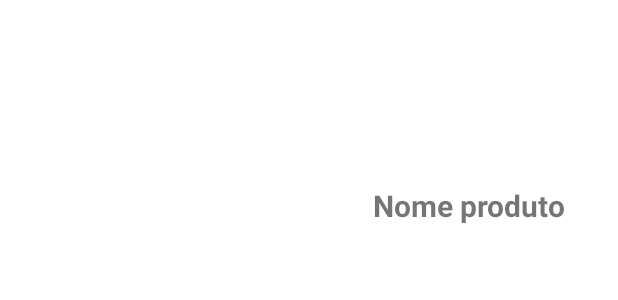
After one commit to alexanderdeoliveira/RA-Supermercados, an Android app: the layout activity_detalhes_produto.xml on its own in the app's theme, with its tools: preview values and no code run, on a phone screen of 412 x 824 dp. The commit adds this screen. Shown: the top 300 px of the screen. Run offline under Robolectric (Android 15) with nearby library versions, the light colour scheme and no system bars.

Commit message:
Incluindo detalhes do pedido

```diff
--- /dev/null
+++ b/app/src/main/res/layout/activity_detalhes_produto.xml
@@ -0,0 +1,52 @@
+<?xml version="1.0" encoding="utf-8"?>
+<LinearLayout xmlns:android="http://schemas.android.com/apk/res/android"
+    xmlns:app="http://schemas.android.com/apk/res-auto"
+    xmlns:tools="http://schemas.android.com/tools"
+    android:layout_width="match_parent"
+    android:layout_height="match_parent"
+    android:orientation="vertical"
+    android:background="@color/background_color_branco"
+    tools:context=".activities.DetalhesProdutoActivity">
+
+    <LinearLayout
+        android:id="@+id/layout_produto"
+        android:layout_width="match_parent"
+        android:layout_height="0dp"
+        android:layout_weight="1"
+        android:orientation="horizontal">
+
+        <ImageView
+            android:id="@+id/iv_produto"
+            android:layout_width="0dp"
+            android:layout_height="100dp"
+            android:layout_weight="1"
+            android:layout_margin="8dp"
+            android:layout_gravity="center"/>
+
+        <LinearLayout
+            android:layout_width="0dp"
+            android:layout_height="wrap_content"
+            android:layout_weight="1"
+            android:layout_gravity="center"
+            android:orientation="vertical">
+
+            <TextView
+                android:id="@+id/tv_nome_produto"
+                android:layout_width="wrap_content"
+                android:layout_height="wrap_content"
+                android:layout_gravity="center"
+                android:text="Nome produto"
+                android:textSize="20sp"
+                android:textStyle="bold"/>
+
+        </LinearLayout>
+
+    </LinearLayout>
+
+    <android.support.v7.widget.RecyclerView
+        android:id="@+id/rv_produto_supermercados"
+        android:layout_width="match_parent"
+        android:layout_height="0dp"
+        android:layout_weight="2"></android.support.v7.widget.RecyclerView>
+
+</LinearLayout>
--- a/app/src/main/res/values/colors.xml
+++ b/app/src/main/res/values/colors.xml
@@ -3,4 +3,6 @@
     <color name="colorPrimary">#3F51B5</color>
     <color name="colorPrimaryDark">#303F9F</color>
     <color name="colorAccent">#FF4081</color>
+    <color name="background_color_branco">#FFFFFFFF</color>
+    <color name="color_texto_valor">#FF228CDB</color>
 </resources>
```
Also changed, not shown: app/src/main/AndroidManifest.xml (+9 -6 lines), app/src/main/java/com/rasupermercados/rasupermercados/activities/DetalhesProdutoActivity.java (added, +170 -0 lines), app/src/main/java/com/rasupermercados/rasupermercados/activities/LoginActivity.java (+14 -1 lines), app/src/main/java/com/rasupermercados/rasupermercados/listies/adapters/AdapterListaProdutosSupermercado.java (added, +50 -0 lines), app/src/main/java/com/rasupermercados/rasupermercados/listies/viewholders/ProdutoSupermercadoViewHolder.java (added, +39 -0 lines), app/src/main/java/com/rasupermercados/rasupermercados/listies/viewholders/ProdutoViewHolder.java (+13 -1 lines), app/src/main/res/layout/view_holder_produto_supermercado.xml (added, +35 -0 lines).
